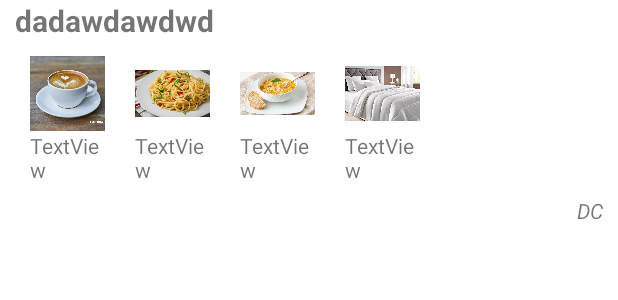
After one commit to jrodriguezballester/proyectoSDAM, an Android app: the layout item_medicina.xml on its own in the app's theme, with its tools: preview values and no code run, on a phone screen of 412 x 824 dp. The commit adds this screen. Shown: the top 300 px of the screen. Run offline under Robolectric (Android 15) with nearby library versions, the phone set to English and light mode, and no system bars.

Commit message:
Muestra lista medicinas

```diff
--- a/app/build.gradle
+++ b/app/build.gradle
@@ -1,6 +1,7 @@
 plugins {
     id 'com.android.application'
     id 'kotlin-android'
+    id 'kotlin-android-extensions'
 }
 apply plugin: 'com.android.application'
 apply plugin: 'com.google.gms.google-services'
--- a/app/src/main/AndroidManifest.xml
+++ b/app/src/main/AndroidManifest.xml
@@ -12,11 +12,7 @@
         <activity
             android:name=".ListMedicineActivity"
             android:exported="false" />
-        <activity
-            android:name=".ScrollingActivity"
-            android:exported="false"
-            android:label="@string/title_activity_scrolling"
-            android:theme="@style/Theme.ProyectoSDAM.NoActionBar" />
+
         <activity
             android:name=".AddMedicineActivity"
             android:exported="true" />
--- /dev/null
+++ b/app/src/main/res/layout/item_medicina.xml
@@ -0,0 +1,120 @@
+<?xml version="1.0" encoding="utf-8"?>
+<RelativeLayout xmlns:android="http://schemas.android.com/apk/res/android"
+    xmlns:app="http://schemas.android.com/apk/res-auto"
+    xmlns:tools="http://schemas.android.com/tools"
+    android:layout_width="match_parent"
+    android:layout_height="150dp"
+    android:layout_marginHorizontal="10dp">
+
+    <TextView
+        android:id="@+id/tvMedicina"
+        android:layout_width="wrap_content"
+        android:layout_height="wrap_content"
+        android:layout_alignParentTop="true"
+        android:textSize="20sp"
+        android:textStyle="bold"
+        tools:text="dadawdawdwd" />
+
+    <LinearLayout
+        android:layout_width="match_parent"
+        android:layout_height="wrap_content"
+        android:layout_below="@+id/tvMedicina"
+        android:orientation="horizontal">
+
+        <LinearLayout
+            android:layout_width="wrap_content"
+            android:layout_height="wrap_content"
+            android:orientation="vertical"
+            android:layout_margin="10dp">
+
+            <ImageView
+                android:id="@+id/imageView1"
+                android:layout_width="50dp"
+                android:layout_height="50dp"
+                app:srcCompat="@drawable/desayuno" />
+
+            <TextView
+                android:id="@+id/tvDesayuno"
+                android:layout_width="50dp"
+                android:layout_height="50dp"
+                android:text="TextView" />
+
+
+        </LinearLayout>
+
+        <LinearLayout
+            android:layout_width="50dp"
+            android:layout_height="wrap_content"
+            android:orientation="vertical"
+            android:layout_margin="10dp">
+
+
+            <ImageView
+                android:id="@+id/imageView3"
+                android:layout_width="50dp"
+                android:layout_height="50dp"
+                app:srcCompat="@drawable/comida" />
+
+            <TextView
+                android:id="@+id/tvComida"
+                android:layout_width="50dp"
+                android:layout_height="50dp"
+                android:text="TextView" />
+
+        </LinearLayout>
+
+        <LinearLayout
+            android:layout_width="wrap_content"
+            android:layout_height="wrap_content"
+            android:layout_margin="10dp"
+            android:orientation="vertical">
+
+            <ImageView
+                android:id="@+id/imageView2"
+                android:layout_width="50dp"
+                android:layout_height="50dp"
+
+                app:srcCompat="@drawable/cena" />
+
+            <TextView
+                android:id="@+id/tvCena"
+                android:layout_width="50dp"
+                android:layout_height="50dp"
+                android:text="TextView" />
+        </LinearLayout>
+
+        <LinearLayout
+            android:layout_width="50dp"
+            android:layout_height="wrap_content"
+            android:layout_margin="10dp"
+            android:orientation="vertical">
+
+
+            <ImageView
+                android:id="@+id/imageView4"
+                android:layout_width="50dp"
+                android:layout_height="50dp"
+                app:srcCompat="@drawable/resopon" />
+
+            <TextView
+                android:id="@+id/tvResopon"
+                android:layout_width="50dp"
+                android:layout_height="50dp"
+                android:text="TextView" />
+
+        </LinearLayout>
+
+    </LinearLayout>
+
+    <TextView
+        android:id="@+id/tvPublisher"
+        android:layout_width="wrap_content"
+        android:layout_height="wrap_content"
+        android:layout_alignParentEnd="true"
+        android:layout_alignParentRight="true"
+        android:layout_alignParentBottom="true"
+        android:textStyle="italic"
+        tools:text="DC" />
+
+
+</RelativeLayout>
```
Also changed, not shown: app/src/main/java/com/example/proyectosdam/AddMedicineActivity.kt (+11 -5 lines), app/src/main/java/com/example/proyectosdam/ListMedicineActivity.kt (+57 -3 lines), app/src/main/java/com/example/proyectosdam/Medicamento.kt (+27 -3 lines), app/src/main/java/com/example/proyectosdam/Medicina.kt (added, +10 -0 lines), app/src/main/java/com/example/proyectosdam/MedicinaAdapter.kt (added, +33 -0 lines), app/src/main/java/com/example/proyectosdam/Recursos.kt (+23 -14 lines), app/src/main/res/layout/activity_list_medicine.xml (+10 -9 lines), app/src/main/res/drawable/cena.jpeg (added), app/src/main/res/drawable/comida.jpeg (added), app/src/main/res/drawable/desayuno.jpeg (added), app/src/main/res/drawable/resopon.jpeg (added).
